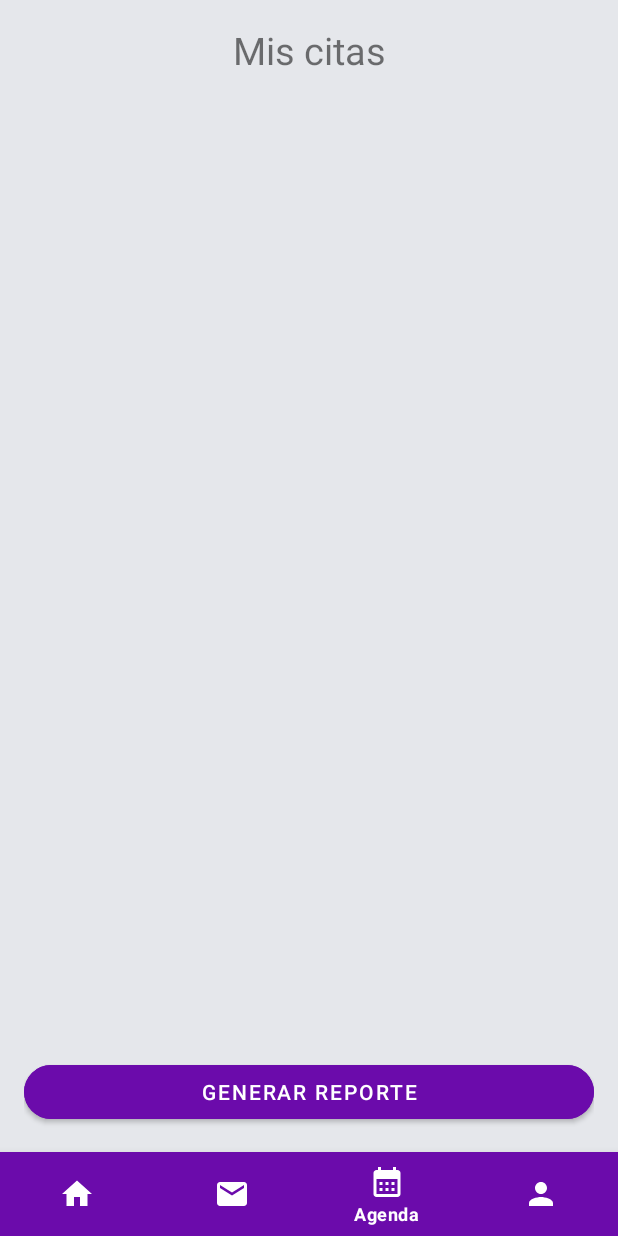
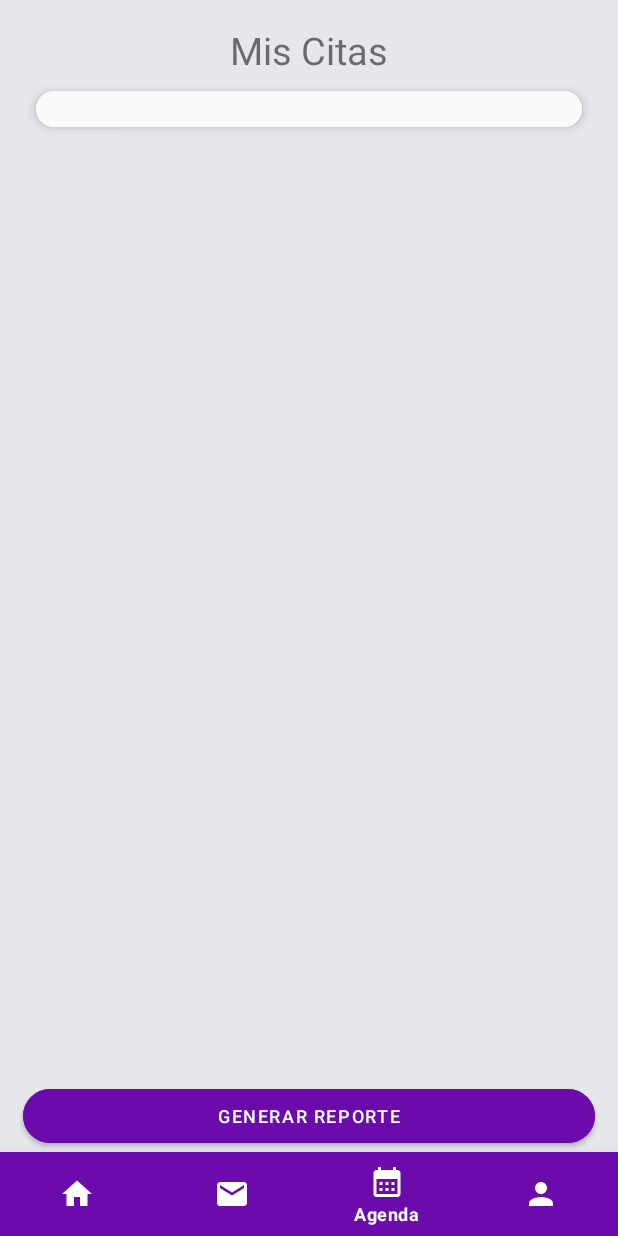
Before and after one commit to VISOSO2403/Estetica-Canina, an Android app: the HomeFragment screen opened directly, with no data from a screen before it, item 3 of the bottom bar chosen, on a phone screen of 412 x 824 dp. Run offline under Robolectric (Android 15) with nearby library versions, the phone set to English and light mode, and no system bars; our stand-ins replace Firebase (no records; nobody signed in at launch, a user with empty details on screens opened directly).

Commit message:
Cambios de variables y scroll view

```diff
--- a/app/src/main/java/com/example/esteticacanina/AgendarActivity.java
+++ b/app/src/main/java/com/example/esteticacanina/AgendarActivity.java
@@ -19,7 +19,7 @@ public class AgendarActivity extends AppCompatActivity implements View.OnClickLi
         super.onCreate(savedInstanceState);
         setContentView(R.layout.activity_agendar);
 
-        cancelar = findViewById(R.id.btnCancelar);
+        cancelar = findViewById(R.id.btncancelar);
         cancelar.setOnClickListener(this);
 
     }
@@ -27,7 +27,7 @@ public class AgendarActivity extends AppCompatActivity implements View.OnClickLi
     @Override
     public void onClick(View view) {
         switch (view.getId()) {
-            case R.id.btnCancelar:
+            case R.id.btncancelar:
                 i = new Intent(AgendarActivity.this, MenuActivity.class);
                 startActivity(i);
                 finish();
--- a/app/src/main/java/com/example/esteticacanina/HomeFragment.java
+++ b/app/src/main/java/com/example/esteticacanina/HomeFragment.java
@@ -18,7 +18,7 @@ public class HomeFragment extends Fragment {
                              Bundle savedInstanceState) {
        View root = inflater.inflate(R.layout.fragment_home, container, false);
 
-       vermas = root.findViewById(R.id.btnVerMas);
+       vermas = root.findViewById(R.id.btnvermas);
 
        vermas.setOnClickListener(new View.OnClickListener() {
            @Override
--- a/app/src/main/res/layout/fragment_calender.xml
+++ b/app/src/main/res/layout/fragment_calender.xml
@@ -8,53 +8,59 @@
     tools:context=".CalenderFragment">
 
     <!-- TODO: Update blank fragment layout -->
-    <LinearLayout
-        android:id="@+id/contenedor"
+
+    <ScrollView
+        android:id="@+id/scrollView"
+        android:layout_width="match_parent"
+        android:layout_height="wrap_content"
+        android:padding="16dp"
+        android:scrollbars="none">
+
+        <RelativeLayout
             android:layout_width="wrap_content"
-        android:layout_height="match_parent"
-        android:orientation="vertical"
-        android:padding="16dp">
+            android:layout_height="wrap_content">
 
             <TextView
-            android:id="@+id/txtmiscitas"
+                android:id="@+id/title"
                 android:layout_width="match_parent"
                 android:layout_height="wrap_content"
                 android:gravity="center"
-            android:textSize="25dp"
-            android:text="Mis citas" />
+                android:text="Mis Citas"
+                android:textSize="25dp" />
 
             <com.google.android.material.card.MaterialCardView
                 android:id="@+id/card"
                 style="@style/AppTheme.CardView"
-            app:cardCornerRadius="12dp"
-            android:layout_below="@+id/title_servicio">
+                android:layout_below="@+id/title"
+                android:layout_marginBottom="30dp"
+                app:cardCornerRadius="12dp">
 
-            <ScrollView
-                android:id="@+id/contenedor2"
+                <RelativeLayout
+                    android:id="@+id/linearLayoutCardContent"
                     android:layout_width="match_parent"
-                android:layout_height="match_parent"
-                android:layout_below="@+id/contenedor"
-                android:backgroundTint="@color/whiterect"
-                android:scrollbars="none"
+                    android:layout_height="wrap_content"
                     android:orientation="vertical">
 
-
                     <LinearLayout
-                    android:id="@+id/contenedor4"
+                        android:id="@+id/contenedor1"
                         android:layout_width="match_parent"
-                    android:layout_height="match_parent"
-                    android:layout_below="@+id/contenedor3"
-                    android:orientation="vertical">
+                        android:layout_height="wrap_content"
+                        android:background="@color/whiterect"
+                        android:orientation="vertical"
+                        android:padding="2dp">
 
                         <!---https://www.develou.com/android-listas-adaptadores/#Anadir_ListView_al_layout-->
                         <LinearLayout
+                            android:id="@+id/contenedor"
                             android:layout_width="wrap_content"
                             android:layout_height="wrap_content">
+
                             <FrameLayout
 
                                 android:id="@+id/lista"
                                 android:layout_width="match_parent"
                                 android:layout_height="wrap_content"
+                                android:layout_marginVertical="10dp"
                                 tools:context="com.herprogramacion.crmleads.LeadsFragment">
 
                                 <ListView
@@ -67,31 +73,37 @@
                             </FrameLayout>
                         </LinearLayout>
 
+                    </LinearLayout>
+                </RelativeLayout>
+
+            </com.google.android.material.card.MaterialCardView>
+        </RelativeLayout>
+
+    </ScrollView>
+
+    <LinearLayout
+        android:id="@+id/contbtns"
+        android:layout_width="match_parent"
+        android:layout_height="wrap_content"
+        android:layout_alignParentBottom="true"
+        android:orientation="horizontal"
+        android:background="@color/fondo"
+        android:gravity="bottom">
+
+        <Button
+            android:id="@+id/btnreporte"
+            android:layout_width="wrap_content"
+            android:layout_height="wrap_content"
+            android:layout_marginHorizontal="15dp"
+            android:layout_weight="5"
+            android:backgroundTint="@color/morado"
+            android:text="Generar Reporte"
+            android:textColor="#FFFFFF"
+            android:textSize="12dp"
+            app:cornerRadius="24dp" />
+
 
     </LinearLayout>
 
 
-            </ScrollView>
-
-        </com.google.android.material.card.MaterialCardView>
-        <LinearLayout
-            android:id="@+id/contenedor5"
-            android:layout_width="match_parent"
-            android:layout_height="match_parent"
-            android:layout_alignParentBottom="true"
-            android:orientation="horizontal"
-            android:gravity="bottom">
-
-            <Button
-                android:id="@+id/btnreporte"
-                android:layout_width="match_parent"
-                android:layout_height="wrap_content"
-                android:layout_alignParentBottom="true"
-                android:backgroundTint="@color/morado"
-                app:cornerRadius="24dp"
-                android:text="Generar Reporte" />
-        </LinearLayout>
-
-    </LinearLayout>
-
 </RelativeLayout>
```
Also changed, not shown: app/src/main/java/com/example/esteticacanina/ServiciosActivity.java (+4 -4 lines), app/src/main/res/layout/activity_agendar.xml (+31 -28 lines), app/src/main/res/layout/activity_servicios.xml (+25 -32 lines), app/src/main/res/layout/fragment_home.xml (+4 -6 lines), app/src/main/res/layout/fragment_messages.xml (+41 -22 lines), app/src/main/res/layout/fragment_user.xml (+17 -17 lines). Lines whose indentation alone changed are shown as unchanged.
